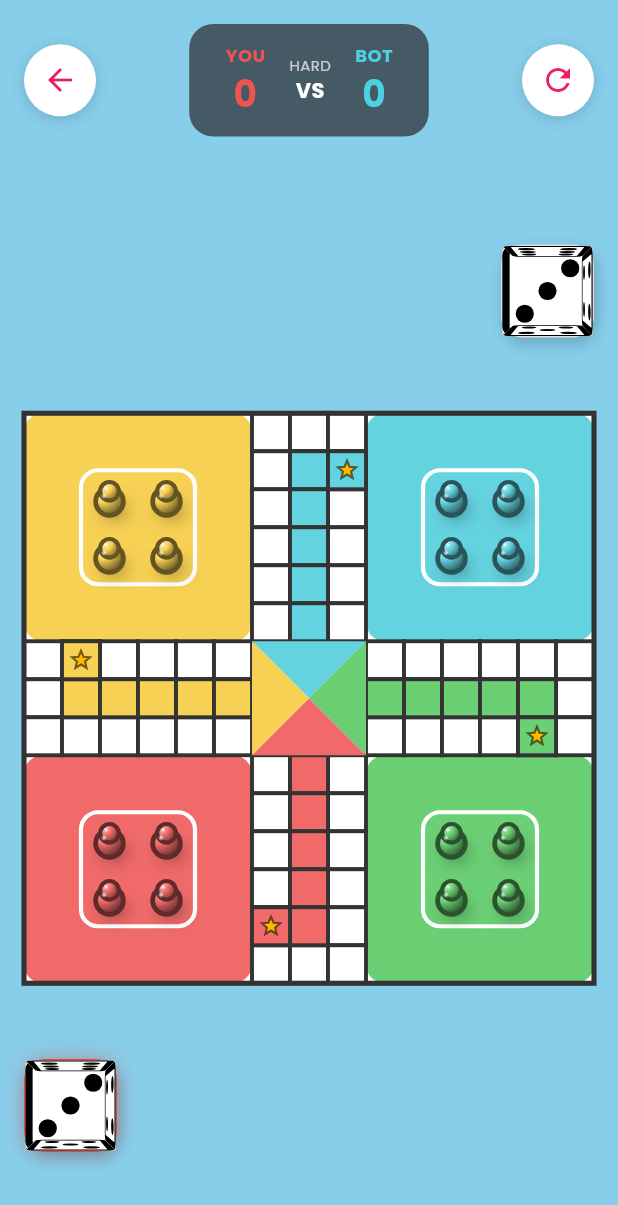
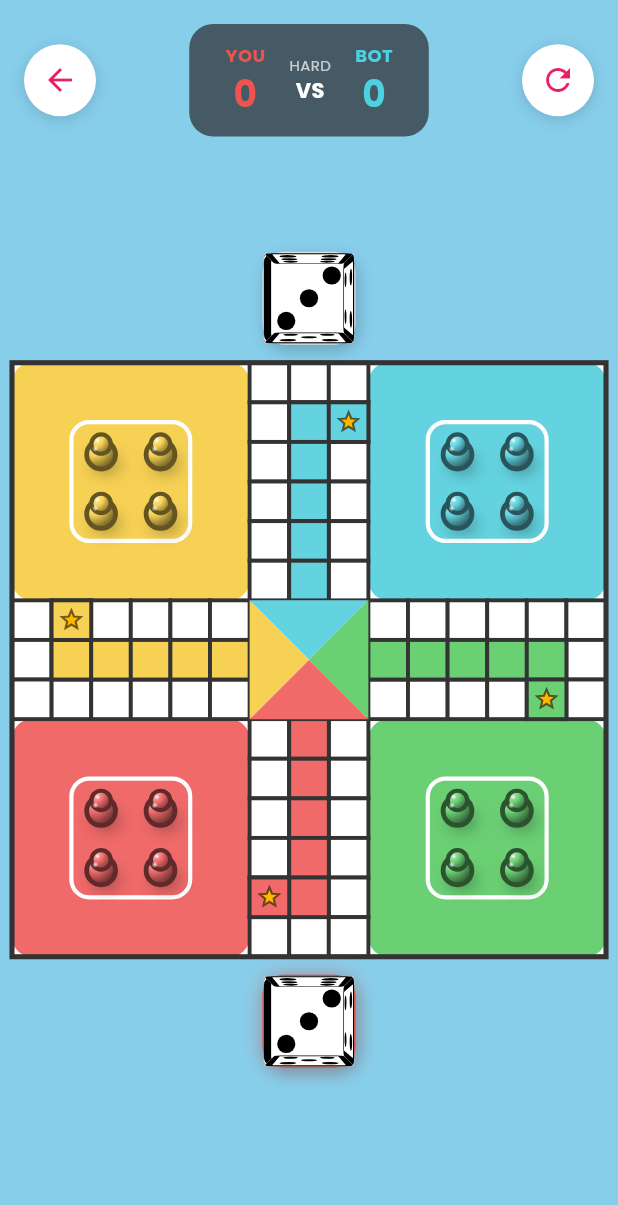
Before and after one commit to kazmiskenderr/mini_games, a Flutter app: the GameScreen screen opened directly, on a phone screen of 412 x 824 dp. Shown: the top 1205 px of the screen. Run offline on Flutter 3.47's test engine with Material 3 defaults, Android fonts, the phone set to English and light mode, and no system bars; our stand-ins replace google_fonts, shared_preferences; missing offline and left inert: flame; accounts and stored records are empty.

Commit message:
ludo(ui): enlarge board area, reposition dice, disable dice scaling during roll

```diff
--- a/lib/games/ludo/ui/board_painter.dart
+++ b/lib/games/ludo/ui/board_painter.dart
@@ -11,7 +11,9 @@ class BoardPainter extends CustomPainter {
 
   @override
   void paint(Canvas canvas, Size size) {
-    final boardSize = size.width * 0.9;
+    // Tahtayı mümkün olan en büyük kare alana sığdırmak için
+    // genişlik ve yükseklikten en küçüğünü alıyoruz.
+    final boardSize = math.min(size.width, size.height) * 0.92;
     final boardX = (size.width - boardSize) / 2;
     final boardY = (size.height - boardSize) / 2;
     final cellSize = boardSize / 4;
--- a/lib/games/ludo/ui/game_screen.dart
+++ b/lib/games/ludo/ui/game_screen.dart
@@ -69,7 +69,8 @@ class _GameScreenState extends State<GameScreen> with TickerProviderStateMixin {
     _rotationZ = Tween<double>(begin: 0, end: _targetRotZ).animate(
       CurvedAnimation(parent: _diceController, curve: Curves.easeInOut)
     );
-    _scaleAnim = Tween<double>(begin: 1.0, end: 1.15).animate(
+    // Disable scale animation during roll so dice do not grow/shrink
+    _scaleAnim = Tween<double>(begin: 1.0, end: 1.0).animate(
       CurvedAnimation(parent: _diceController, curve: Curves.easeInOut)
     );
     _diceController.forward(from: 0);
@@ -136,42 +137,77 @@ class _GameScreenState extends State<GameScreen> with TickerProviderStateMixin {
               ),
             ),
             Expanded(
-              child: Stack(
+              child: LayoutBuilder(
+                builder: (context, constraints) {
+                  final availW = constraints.maxWidth;
+                  final availH = constraints.maxHeight;
+                  // Zar boyutu (aynı görselde kullanılıyor)
+                  const dieSize = 62.0;
+                  const spacing = 12.0; // zar ile tahta arasındaki boşluk
+
+                  // Yatayda tahta için maksimum genişlik (kenarlarda biraz padding bırak)
+                  final maxBoardByWidth = availW - 16.0;
+
+                  // Tahtayı dikeyde mümkün olduğunca büyüt; ama ekranın daha alt kısmına kaydırarak
+                  // alt bölgeyi genişletiyoruz (kullanıcı isteğine göre aşağı doğru büyüyecek).
+                  final boardSize = math.min(maxBoardByWidth, availH * 0.88).clamp(0.0, availH);
+
+                  // Ortalanmış yatay pozisyon
+                  final boardX = (availW - boardSize) / 2;
+
+                  // Üst zar yatayda ortada; dikeyde tahtanın üst kenarına daha yakın olacak şekilde
+                  final topDieLeft = boardX + (boardSize - dieSize) / 2;
+                  // Aşağı doğru daha fazla yer bırakmak için tahtayı orta-alt konuma taşıyoruz
+                  final boardTop = (availH - boardSize) * 0.42;
+                  // Üst zar tahtaya biraz daha uzakta görünsün (daha fazla boşluk)
+                  final topDieTop = boardTop - dieSize - spacing;
+
+                  // Alt zar konumu: tahtanın hemen altında, biraz daha uzak olacak şekilde
+                  final bottomDieLeft = topDieLeft;
+                  final bottomDieTop = boardTop + boardSize + spacing;
+
+                  return Stack(
                     children: [
-                  // Oyun tahtası
-                  Padding(
-                    padding: const EdgeInsets.symmetric(horizontal: 16),
-                    child: Center(
-                      child: AspectRatio(
-                        aspectRatio: 1,
+                      // Tahta
+                      Positioned(
+                        left: boardX,
+                        top: boardTop,
+                        width: boardSize,
+                        height: boardSize,
                         child: CustomPaint(
                           painter: LudoBoardRenderer(),
                           size: Size.infinite,
                         ),
                       ),
+
+                      // Üst zar (bot için)
+                      Positioned(
+                        left: topDieLeft,
+                        top: topDieTop,
+                        width: dieSize,
+                        height: dieSize,
+                        child: _buildDiceArea(
+                          isPlayer: false,
+                          value: _botDiceValue,
+                          isActive: !_isPlayerTurn,
                         ),
                       ),
-                  // Sol alt zar (Oyuncu)
+
+                      // Alt zar (player için)
                       Positioned(
-                    left: 16,
-                    bottom: 56, // bir tık yukarı
+                        left: bottomDieLeft,
+                        top: bottomDieTop,
+                        width: dieSize,
+                        height: dieSize,
                         child: _buildDiceArea(
                           isPlayer: true,
                           value: _playerDiceValue,
                           isActive: _isPlayerTurn,
                         ),
                       ),
-                  // Sağ üst zar (Bot)
-                  Positioned(
-                    right: 16,
-                    top: 56, // bir tık aşağı
-                    child: _buildDiceArea(
-                      isPlayer: false,
-                      value: _botDiceValue,
-                      isActive: !_isPlayerTurn,
-                    ),
-                  ),
                     ],
+                  );
+                },
               ),
             ),
           ],
```
Lines whose indentation alone changed are shown as unchanged.
